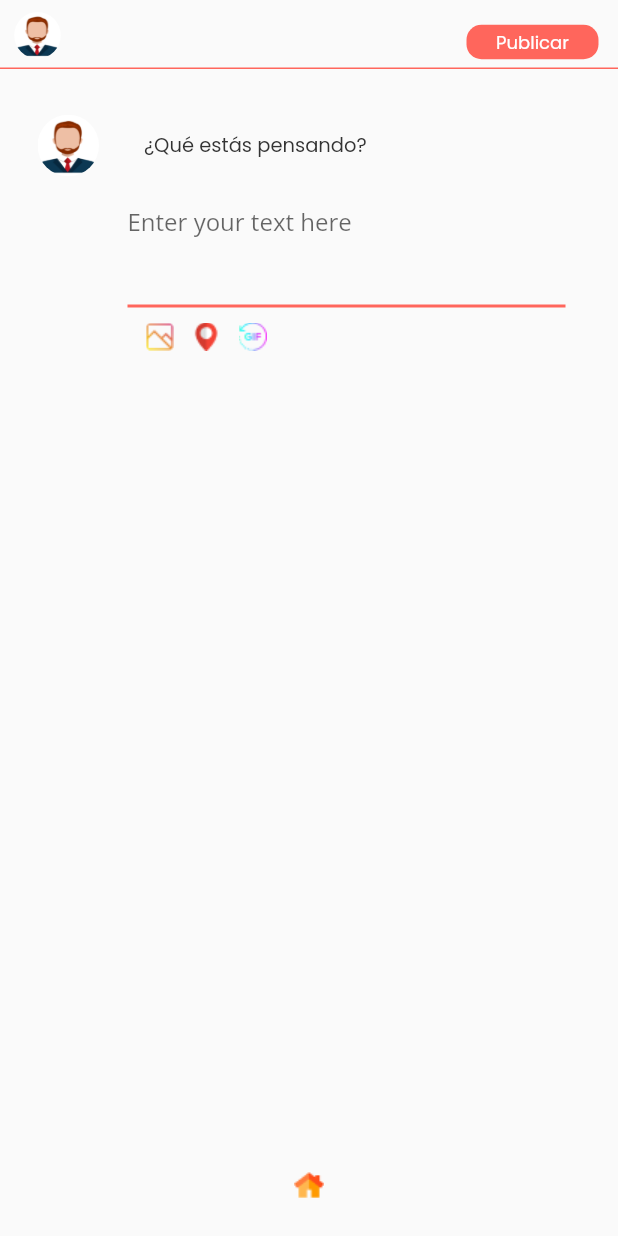
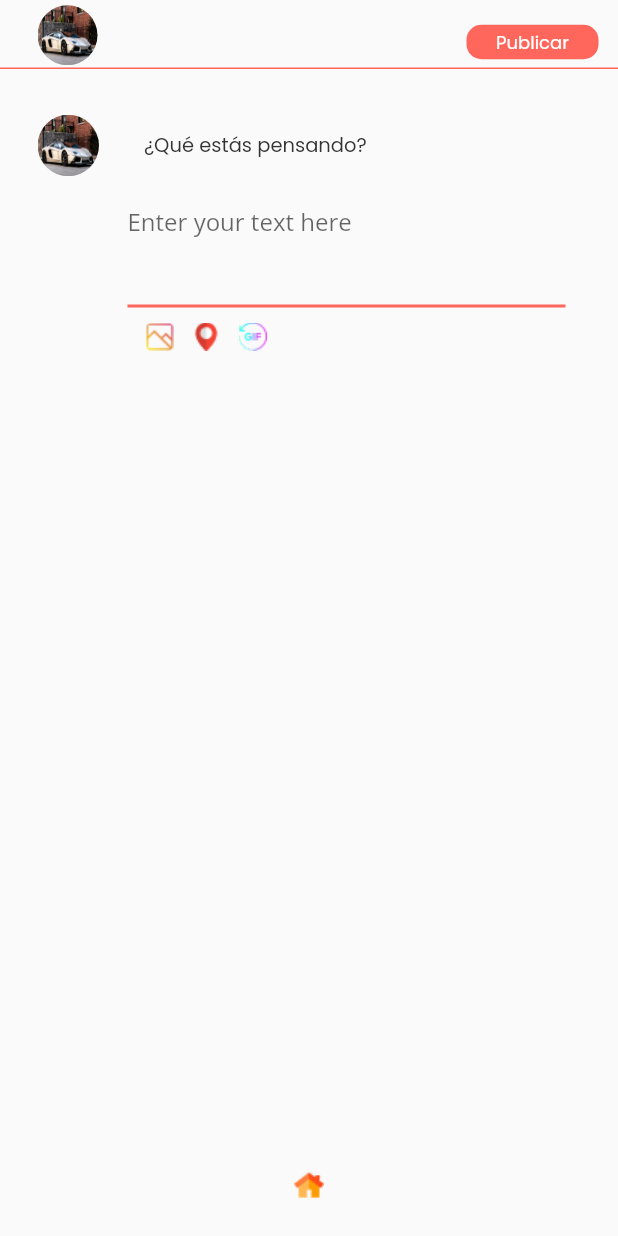
Before and after one commit to fonzk/Crypto-Innovate-, a Flutter app: the screen it shows once a user with an empty profile is signed in, item 2 of the bottom bar chosen, after a tap on "Nuevo Publicación +", on a phone screen of 412 x 824 dp. Run offline on Flutter 3.47's test engine with Material 2 defaults, Android fonts, the light colour scheme and no system bars; our stand-ins replace firebase_auth, firebase_core, get, google_fonts, shared_preferences; accounts and stored records are empty.

Commit message:
Integracion btnLogout en todas las vistas con boton de cierre de sesion

```diff
--- a/lib/domain/controller/authentication_controller.dart
+++ b/lib/domain/controller/authentication_controller.dart
@@ -20,7 +20,7 @@ class AuthenticationController extends GetxController {
     print('NOK');
   }
 
-  Future<void> signUp(email, password) async {
+  Future<void> signUp(email, password, nameUser) async {
     try {
       await FirebaseAuth.instance
           .createUserWithEmailAndPassword(email: email, password: password);
--- a/lib/ui/pages/feedestados.dart
+++ b/lib/ui/pages/feedestados.dart
@@ -2,6 +2,7 @@ import 'package:cryptoinnovate/domain/controller/authentication_controller.dart'
 import 'package:cryptoinnovate/ui/firebase_central.dart';
 import 'package:cryptoinnovate/ui/pages/home_screen.dart';
 import 'package:cryptoinnovate/ui/pages/regestados.dart';
+import 'package:cryptoinnovate/ui/widgets/btnLogout.dart';
 import 'package:cryptoinnovate/ui/widgets/navPrincipal.dart';
 import "package:flutter/material.dart";
 import 'package:get/get.dart';
@@ -16,20 +17,8 @@ class FeedEstados extends StatefulWidget {
 class _FeedEstados extends State<FeedEstados> {
   bool state = false;
 
-  AuthenticationController authenticationController = Get.find();
-
   @override
   Widget build(BuildContext context) {
-    var imagerow = Container(
-        margin: const EdgeInsets.only(left: 9),
-        width: 40,
-        height: 40,
-        decoration: BoxDecoration(
-            shape: BoxShape.circle,
-            image: DecorationImage(
-                fit: BoxFit.fill,
-                image: AssetImage("assets/images/user.jpg"))));
-
     var publicarbtn = Container(
         width: 88,
         child: Padding(
@@ -45,21 +34,6 @@ class _FeedEstados extends State<FeedEstados> {
                       MaterialStateProperty.all(Color.fromRGBO(0, 0, 0, 0)))),
         ));
 
-    var contentImageRow = Container(
-      child: ElevatedButton(
-          onPressed: () => {
-                authenticationController.logOut(),
-                Navigator.push(context,
-                    MaterialPageRoute(builder: (context) => FirebaseCentral()))
-              },
-          child: imagerow,
-          style: ButtonStyle(
-              backgroundColor:
-                  MaterialStateProperty.all(Color.fromRGBO(0, 0, 0, 0)),
-              shadowColor:
-                  MaterialStateProperty.all(Color.fromRGBO(0, 0, 0, 0)))),
-    );
-
     var headerrestados = Container(
       width: MediaQuery.of(context).size.width,
       decoration: const BoxDecoration(
@@ -71,7 +45,7 @@ class _FeedEstados extends State<FeedEstados> {
         padding: EdgeInsets.all(10.0),
         child: Row(
           mainAxisAlignment: MainAxisAlignment.spaceBetween,
-          children: [contentImageRow, publicarbtn],
+          children: [btnLogout(), publicarbtn],
         ),
       ),
     );
@@ -137,6 +111,7 @@ class _FeedEstados extends State<FeedEstados> {
                 child: Column(
                   children: [
                     Container(
+                      alignment: Alignment.centerLeft,
                       child: Text(
                         "Manuel Garcia",
                         textAlign: TextAlign.left,
@@ -148,6 +123,7 @@ class _FeedEstados extends State<FeedEstados> {
                       ),
                     ),
                     Container(
+                      alignment: Alignment.centerLeft,
                       child: Padding(
                         padding: EdgeInsets.all(0.0),
                         child: Text(
--- a/lib/ui/pages/feedpublicaciones.dart
+++ b/lib/ui/pages/feedpublicaciones.dart
@@ -1,5 +1,6 @@
 import 'package:cryptoinnovate/ui/pages/home_screen.dart';
 import 'package:cryptoinnovate/ui/pages/regpublicaciones.dart';
+import 'package:cryptoinnovate/ui/widgets/btnLogout.dart';
 import 'package:cryptoinnovate/ui/widgets/navPrincipal.dart';
 import "package:flutter/material.dart";
 
@@ -14,16 +15,6 @@ class _FeedPublicaciones extends State<FeedPublicaciones> {
   bool state = false;
   @override
   Widget build(BuildContext context) {
-    var imagerow = Container(
-        margin: const EdgeInsets.only(left: 9),
-        width: 40,
-        height: 40,
-        decoration: BoxDecoration(
-            shape: BoxShape.circle,
-            image: DecorationImage(
-                fit: BoxFit.fill,
-                image: AssetImage("assets/images/user.jpg"))));
-
     var publicarbtn = Container(
         width: 88,
         child: Padding(
@@ -50,7 +41,7 @@ class _FeedPublicaciones extends State<FeedPublicaciones> {
         padding: EdgeInsets.all(10.0),
         child: Row(
           mainAxisAlignment: MainAxisAlignment.spaceBetween,
-          children: [imagerow, publicarbtn],
+          children: [btnLogout(), publicarbtn],
         ),
       ),
     );
--- a/lib/ui/pages/regestados.dart
+++ b/lib/ui/pages/regestados.dart
@@ -1,4 +1,5 @@
 import 'package:cryptoinnovate/ui/pages/feedestados.dart';
+import 'package:cryptoinnovate/ui/widgets/btnLogout.dart';
 import 'package:cryptoinnovate/ui/widgets/navSecundaria.dart';
 import "package:flutter/material.dart";
 
@@ -13,16 +14,6 @@ class _RegistroEstados extends State<RegistroEstados> {
   bool state = false;
   @override
   Widget build(BuildContext context) {
-    var imagerow = Container(
-        margin: const EdgeInsets.only(left: 9),
-        width: 40,
-        height: 40,
-        decoration: BoxDecoration(
-            shape: BoxShape.circle,
-            image: DecorationImage(
-                fit: BoxFit.fill,
-                image: AssetImage("assets/images/user.jpg"))));
-
     var publicarbtn = Container(
         width: 88,
         height: 23,
@@ -61,7 +52,7 @@ class _RegistroEstados extends State<RegistroEstados> {
         padding: EdgeInsets.all(10.0),
         child: Row(
           mainAxisAlignment: MainAxisAlignment.spaceBetween,
-          children: [imagerow, publicarbtn],
+          children: [btnLogout(), publicarbtn],
         ),
       ),
     );
--- a/lib/ui/pages/regpublicaciones.dart
+++ b/lib/ui/pages/regpublicaciones.dart
@@ -1,4 +1,5 @@
 import 'package:cryptoinnovate/ui/pages/feedpublicaciones.dart';
+import 'package:cryptoinnovate/ui/widgets/btnLogout.dart';
 import 'package:cryptoinnovate/ui/widgets/navSecundaria.dart';
 import "package:flutter/material.dart";
 
@@ -13,16 +14,6 @@ class _RegistroPublicaciones extends State<RegistroPublicaciones> {
   bool state = false;
   @override
   Widget build(BuildContext context) {
-    var imagerow = Container(
-        margin: const EdgeInsets.only(left: 9),
-        width: 32,
-        height: 31,
-        decoration: BoxDecoration(
-            shape: BoxShape.circle,
-            image: DecorationImage(
-                fit: BoxFit.fill,
-                image: AssetImage("assets/images/perfil.png"))));
-
     var publicarbtn = Container(
         width: 88,
         height: 23,
@@ -61,7 +52,7 @@ class _RegistroPublicaciones extends State<RegistroPublicaciones> {
       ),
       child: Row(
         mainAxisAlignment: MainAxisAlignment.spaceBetween,
-        children: [imagerow, publicarbtn],
+        children: [btnLogout(), publicarbtn],
       ),
     );
 
@@ -72,7 +63,8 @@ class _RegistroPublicaciones extends State<RegistroPublicaciones> {
             shape: BoxShape.circle,
             image: DecorationImage(
                 fit: BoxFit.fill,
-                image: AssetImage("assets/images/perfil.png"))));
+                image: AssetImage("assets/images/user.jpg"))));
+
     var rowimage = Row(
       children: [
         imagenestado,
--- /dev/null
+++ b/lib/ui/widgets/btnLogout.dart
@@ -0,0 +1,46 @@
+import 'package:cryptoinnovate/domain/controller/authentication_controller.dart';
+import 'package:cryptoinnovate/ui/pages/feedestados.dart';
+import 'package:cryptoinnovate/ui/pages/response/response_page.dart';
+import 'package:flutter/material.dart';
+import 'package:get/get.dart';
+
+import '../firebase_central.dart';
+
+void main() => runApp(btnLogout());
+
+class btnLogout extends StatefulWidget {
+  @override
+  State<btnLogout> createState() => _btnLogoutState();
+}
+
+class _btnLogoutState extends State<btnLogout> {
+  @override
+  Widget build(BuildContext context) {
+    AuthenticationController authenticationController = Get.find();
+
+    var imagerow = Container(
+        margin: const EdgeInsets.only(left: 9),
+        width: 40,
+        height: 40,
+        decoration: BoxDecoration(
+            shape: BoxShape.circle,
+            image: DecorationImage(
+                fit: BoxFit.fill,
+                image: AssetImage("assets/images/user.jpg"))));
+
+    return Container(
+      child: ElevatedButton(
+          onPressed: () => {
+                authenticationController.logOut(),
+                Navigator.push(context,
+                    MaterialPageRoute(builder: (context) => ResponsePage()))
+              },
+          child: imagerow,
+          style: ButtonStyle(
+              backgroundColor:
+                  MaterialStateProperty.all(Color.fromRGBO(0, 0, 0, 0)),
+              shadowColor:
+                  MaterialStateProperty.all(Color.fromRGBO(0, 0, 0, 0)))),
+    );
+  }
+}
```
